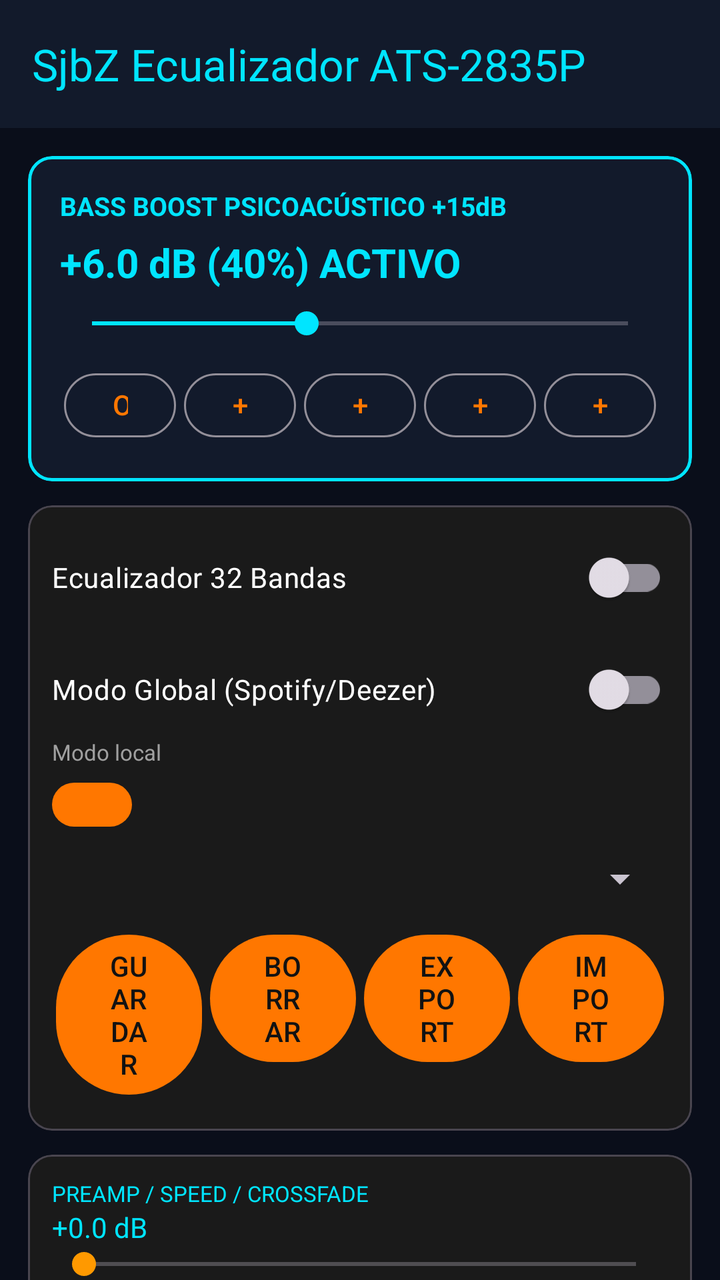
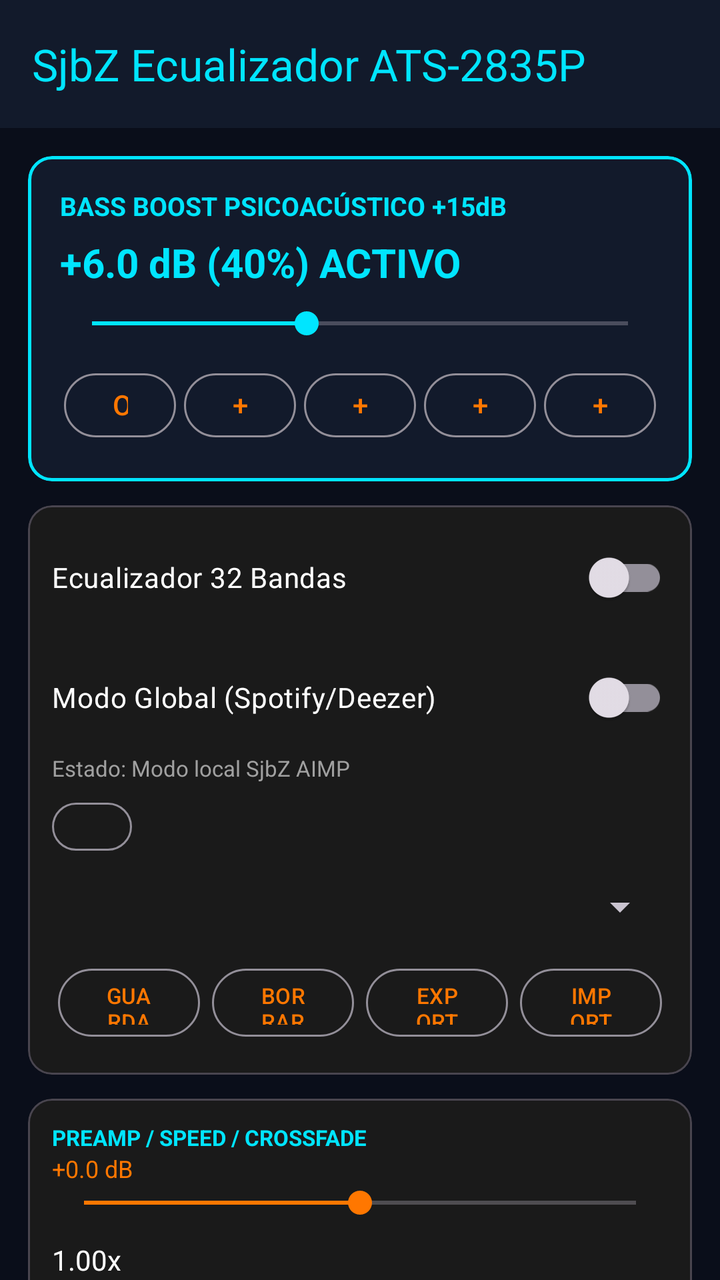

Screens rendered from an Android XML layout before and after an edit, with the pre-edit source and the edit as a unified diff.
<!-- AndroidManifest.xml: activity theme Theme.SjbZ -->
<!-- res/layout/activity_eq.xml -->
<?xml version="1.0" encoding="utf-8"?>
<androidx.coordinatorlayout.widget.CoordinatorLayout xmlns:android="http://schemas.android.com/apk/res/android"
    xmlns:app="http://schemas.android.com/apk/res-auto"
    android:layout_width="match_parent"
    android:layout_height="match_parent"
    android:background="#0A0E1A">

    <com.google.android.material.appbar.AppBarLayout
        android:layout_width="match_parent"
        android:layout_height="wrap_content">
        <androidx.appcompat.widget.Toolbar
            android:id="@+id/eqToolbar"
            android:layout_width="match_parent"
            android:layout_height="?attr/actionBarSize"
            android:background="#121A2B"
            app:title="SjbZ Ecualizador ATS-2835P"
            app:titleTextColor="#00E5FF"/>
    </com.google.android.material.appbar.AppBarLayout>

    <androidx.core.widget.NestedScrollView
        android:layout_width="match_parent"
        android:layout_height="match_parent"
        app:layout_behavior="@string/appbar_scrolling_view_behavior">

        <LinearLayout android:orientation="vertical" android:layout_width="match_parent" android:layout_height="wrap_content" android:padding="8dp">

            
            <com.google.android.material.card.MaterialCardView
                android:layout_width="match_parent" android:layout_height="wrap_content"
                android:layout_margin="6dp" app:cardCornerRadius="12dp"
                app:cardBackgroundColor="#121A2B" app:strokeColor="#00E5FF" app:strokeWidth="1.5dp">
                <LinearLayout android:orientation="vertical" android:padding="16dp" android:layout_width="match_parent" android:layout_height="wrap_content">
                    <TextView android:text="BASS BOOST PSICOACÚSTICO +15dB" android:textColor="#00E5FF" android:textStyle="bold" android:textSize="13sp" android:layout_width="wrap_content" android:layout_height="wrap_content"/>
                    <TextView android:id="@+id/tvBassBoostValue" android:text="+6.0 dB (40%) ACTIVO" android:textColor="#00E5FF" android:textSize="20sp" android:textStyle="bold" android:layout_marginTop="6dp" android:layout_width="wrap_content" android:layout_height="wrap_content"/>
                    <SeekBar android:id="@+id/seekBassBoost" android:max="1000" android:progress="400" android:layout_width="match_parent" android:layout_height="wrap_content" android:layout_marginTop="8dp" android:progressTint="#00E5FF" android:thumbTint="#00E5FF"/>
                    <LinearLayout android:orientation="horizontal" android:layout_width="match_parent" android:layout_height="wrap_content" android:layout_marginTop="10dp" android:weightSum="5">
                        <Button android:id="@+id/btnBassOff" android:text="OFF" style="@style/Widget.Material3.Button.OutlinedButton" android:layout_width="0dp" android:layout_weight="1" android:layout_height="40dp" android:layout_margin="2dp"/>
                        <Button android:id="@+id/btnBass3" android:text="+3" style="@style/Widget.Material3.Button.OutlinedButton" android:layout_width="0dp" android:layout_weight="1" android:layout_height="40dp" android:layout_margin="2dp"/>
                        <Button android:id="@+id/btnBass6" android:text="+6" style="@style/Widget.Material3.Button.OutlinedButton" android:layout_width="0dp" android:layout_weight="1" android:layout_height="40dp" android:layout_margin="2dp"/>
                        <Button android:id="@+id/btnBass9" android:text="+9" style="@style/Widget.Material3.Button.OutlinedButton" android:layout_width="0dp" android:layout_weight="1" android:layout_height="40dp" android:layout_margin="2dp"/>
                        <Button android:id="@+id/btnBass12" android:text="+12" style="@style/Widget.Material3.Button.OutlinedButton" android:layout_width="0dp" android:layout_weight="1" android:layout_height="40dp" android:layout_margin="2dp"/>
                    </LinearLayout>
                </LinearLayout>
            </com.google.android.material.card.MaterialCardView>

            
            <com.google.android.material.card.MaterialCardView android:layout_width="match_parent" android:layout_height="wrap_content" android:layout_margin="6dp" app:cardBackgroundColor="#1A1A1A">
                <LinearLayout android:orientation="vertical" android:padding="12dp" android:layout_width="match_parent" android:layout_height="wrap_content">
                    <androidx.appcompat.widget.SwitchCompat android:id="@+id/switchEqEnabled" android:text="Ecualizador 32 Bandas" android:textColor="#FFF" android:layout_width="match_parent" android:layout_height="wrap_content"/>
                    <androidx.appcompat.widget.SwitchCompat android:id="@+id/switchGlobalSystemEq" android:text="Modo Global (Spotify/Deezer)" android:textColor="#FFF" android:layout_width="match_parent" android:layout_height="wrap_content" android:layout_marginTop="8dp"/>
                    <TextView android:id="@+id/tvActiveSessionsStatus" android:text="Modo local" android:textColor="#A0A0A0" android:textSize="11sp" android:layout_width="match_parent" android:layout_height="wrap_content"/>
                    <Button android:id="@+id/btnGlobalHelp" android:text="?" android:layout_width="40dp" android:layout_height="30dp" android:layout_marginTop="4dp"/>
                    <Spinner android:id="@+id/spinnerPresets" android:layout_width="match_parent" android:layout_height="wrap_content" android:layout_marginTop="10dp"/>
                    <LinearLayout android:orientation="horizontal" android:layout_width="match_parent" android:layout_height="wrap_content" android:layout_marginTop="10dp">
                        <Button android:id="@+id/btnSavePreset" android:text="GUARDAR" android:layout_width="0dp" android:layout_weight="1" android:layout_height="wrap_content" android:layout_margin="2dp"/>
                        <Button android:id="@+id/btnDeletePreset" android:text="BORRAR" android:layout_width="0dp" android:layout_weight="1" android:layout_height="wrap_content" android:layout_margin="2dp"/>
                        <Button android:id="@+id/btnExportSjbz" android:text="EXPORT" android:layout_width="0dp" android:layout_weight="1" android:layout_height="wrap_content" android:layout_margin="2dp"/>
                        <Button android:id="@+id/btnImportSjbz" android:text="IMPORT" android:layout_width="0dp" android:layout_weight="1" android:layout_height="wrap_content" android:layout_margin="2dp"/>
                    </LinearLayout>
                </LinearLayout>
            </com.google.android.material.card.MaterialCardView>

            <com.google.android.material.card.MaterialCardView android:layout_width="match_parent" android:layout_height="wrap_content" android:layout_margin="6dp" app:cardBackgroundColor="#1A1A1A">
                <LinearLayout android:orientation="vertical" android:padding="12dp" android:layout_width="match_parent" android:layout_height="wrap_content">
                    <TextView android:text="PREAMP / SPEED / CROSSFADE" android:textColor="#00E5FF" android:textSize="11sp" android:layout_width="wrap_content" android:layout_height="wrap_content"/>
                    <TextView android:id="@+id/tvPreampValue" android:text="+0.0 dB" android:textColor="#00E5FF" android:layout_width="wrap_content" android:layout_height="wrap_content"/>
                    <SeekBar android:id="@+id/seekBarPreamp" android:max="240" android:layout_width="match_parent" android:layout_height="wrap_content"/>
                    <TextView android:id="@+id/tvSpeedValue" android:text="1.00x" android:textColor="#FFF" android:layout_marginTop="8dp" android:layout_width="wrap_content" android:layout_height="wrap_content"/>
                    <SeekBar android:id="@+id/seekBarSpeed" android:max="100" android:progress="50" android:layout_width="match_parent" android:layout_height="wrap_content"/>
                    <TextView android:id="@+id/tvCrossfadeValue" android:text="0s" android:textColor="#FFF" android:layout_marginTop="8dp" android:layout_width="wrap_content" android:layout_height="wrap_content"/>
                    <SeekBar android:id="@+id/seekBarCrossfade" android:max="12" android:layout_width="match_parent" android:layout_height="wrap_content"/>
                </LinearLayout>
            </com.google.android.material.card.MaterialCardView>

            <HorizontalScrollView android:layout_width="match_parent" android:layout_height="220dp" android:layout_margin="6dp" android:background="#1A1A1A">
                <LinearLayout android:id="@+id/container32Bands" android:orientation="horizontal" android:layout_width="wrap_content" android:layout_height="match_parent"/>
            </HorizontalScrollView>

            <com.google.android.material.card.MaterialCardView android:layout_width="match_parent" android:layout_height="wrap_content" android:layout_margin="6dp" app:cardBackgroundColor="#1A1A1A">
                <LinearLayout android:orientation="vertical" android:padding="12dp" android:layout_width="match_parent" android:layout_height="wrap_content">
                    <androidx.appcompat.widget.SwitchCompat android:id="@+id/switchMdrcEnabled" android:text="MDRC Dinámica" android:textColor="#FFF" android:layout_width="match_parent" android:layout_height="wrap_content"/>
                    <TextView android:id="@+id/tvMdrcGainSub" android:text="+0.0 dB" android:textColor="#00E5FF" android:layout_marginTop="8dp" android:layout_width="wrap_content" android:layout_height="wrap_content"/><SeekBar android:id="@+id/sbMdrcGainSub" android:max="240" android:layout_width="match_parent" android:layout_height="wrap_content"/>
                    <TextView android:id="@+id/tvMdrcGainLow" android:text="+0.0 dB" android:textColor="#00E5FF" android:layout_width="wrap_content" android:layout_height="wrap_content"/><SeekBar android:id="@+id/sbMdrcGainLow" android:max="240" android:layout_width="match_parent" android:layout_height="wrap_content"/>
                    <TextView android:id="@+id/tvMdrcGainMid" android:text="+0.0 dB" android:textColor="#00E5FF" android:layout_width="wrap_content" android:layout_height="wrap_content"/><SeekBar android:id="@+id/sbMdrcGainMid" android:max="240" android:layout_width="match_parent" android:layout_height="wrap_content"/>
                    <TextView android:id="@+id/tvMdrcGainHigh" android:text="+0.0 dB" android:textColor="#00E5FF" android:layout_width="wrap_content" android:layout_height="wrap_content"/><SeekBar android:id="@+id/sbMdrcGainHigh" android:max="240" android:layout_width="match_parent" android:layout_height="wrap_content"/>
                    <TextView android:id="@+id/tvMdrcGainAir" android:text="+0.0 dB" android:textColor="#00E5FF" android:layout_width="wrap_content" android:layout_height="wrap_content"/><SeekBar android:id="@+id/sbMdrcGainAir" android:max="240" android:layout_width="match_parent" android:layout_height="wrap_content"/>
                </LinearLayout>
            </com.google.android.material.card.MaterialCardView>

        </LinearLayout>
    </androidx.core.widget.NestedScrollView>
</androidx.coordinatorlayout.widget.CoordinatorLayout>
<!-- resources referenced by this layout -->
<resources>
  <style name="Theme.SjbZ" parent="Theme.Material3.Dark.NoActionBar">
          <item name="colorPrimary">@color/aimp_orange</item>
          <item name="colorPrimaryVariant">@color/aimp_orange_dark</item>
          <item name="colorOnPrimary">@color/aimp_black</item>
          <item name="colorSecondary">@color/aimp_orange_light</item>
          <item name="android:statusBarColor">@color/aimp_black</item>
          <item name="android:navigationBarColor">@color/aimp_black</item>
          <item name="android:windowBackground">@color/aimp_black</item>
      </style>
  <color name="aimp_orange">#FF7700</color>
  <color name="aimp_orange_dark">#E66700</color>
  <color name="aimp_black">#121212</color>
  <color name="aimp_orange_light">#FF9900</color>
</resources>

<!-- the commit's change to res/layout/activity_eq.xml (unified diff, before → after) -->
@@ -44,46 +44,57 @@
             </com.google.android.material.card.MaterialCardView>
 
             
-            <com.google.android.material.card.MaterialCardView android:layout_width="match_parent" android:layout_height="wrap_content" android:layout_margin="6dp" app:cardBackgroundColor="#1A1A1A">
+            <com.google.android.material.card.MaterialCardView android:layout_width="match_parent" android:layout_height="wrap_content" android:layout_margin="6dp" app:cardCornerRadius="12dp" app:cardBackgroundColor="#1A1A1A">
                 <LinearLayout android:orientation="vertical" android:padding="12dp" android:layout_width="match_parent" android:layout_height="wrap_content">
                     <androidx.appcompat.widget.SwitchCompat android:id="@+id/switchEqEnabled" android:text="Ecualizador 32 Bandas" android:textColor="#FFF" android:layout_width="match_parent" android:layout_height="wrap_content"/>
-                    <androidx.appcompat.widget.SwitchCompat android:id="@+id/switchGlobalSystemEq" android:text="Modo Global (Spotify/Deezer)" android:textColor="#FFF" android:layout_width="match_parent" android:layout_height="wrap_content" android:layout_marginTop="8dp"/>
-                    <TextView android:id="@+id/tvActiveSessionsStatus" android:text="Modo local" android:textColor="#A0A0A0" android:textSize="11sp" android:layout_width="match_parent" android:layout_height="wrap_content"/>
-                    <Button android:id="@+id/btnGlobalHelp" android:text="?" android:layout_width="40dp" android:layout_height="30dp" android:layout_marginTop="4dp"/>
-                    <Spinner android:id="@+id/spinnerPresets" android:layout_width="match_parent" android:layout_height="wrap_content" android:layout_marginTop="10dp"/>
-                    <LinearLayout android:orientation="horizontal" android:layout_width="match_parent" android:layout_height="wrap_content" android:layout_marginTop="10dp">
-                        <Button android:id="@+id/btnSavePreset" android:text="GUARDAR" android:layout_width="0dp" android:layout_weight="1" android:layout_height="wrap_content" android:layout_margin="2dp"/>
-                        <Button android:id="@+id/btnDeletePreset" android:text="BORRAR" android:layout_width="0dp" android:layout_weight="1" android:layout_height="wrap_content" android:layout_margin="2dp"/>
-                        <Button android:id="@+id/btnExportSjbz" android:text="EXPORT" android:layout_width="0dp" android:layout_weight="1" android:layout_height="wrap_content" android:layout_margin="2dp"/>
-                        <Button android:id="@+id/btnImportSjbz" android:text="IMPORT" android:layout_width="0dp" android:layout_weight="1" android:layout_height="wrap_content" android:layout_margin="2dp"/>
+                    <androidx.appcompat.widget.SwitchCompat android:id="@+id/switchGlobalSystemEq" android:text="Modo Global (Spotify/Deezer)" android:textColor="#FFF" android:layout_width="match_parent" android:layout_height="wrap_content" android:layout_marginTop="12dp"/>
+                    <TextView android:id="@+id/tvActiveSessionsStatus" android:text="Estado: Modo local SjbZ AIMP" android:textColor="#A0A0A0" android:textSize="11sp" android:layout_width="match_parent" android:layout_height="wrap_content" android:layout_marginTop="4dp"/>
+                    <Button android:id="@+id/btnGlobalHelp" android:text="?" android:layout_width="40dp" android:layout_height="32dp" android:layout_marginTop="6dp" style="@style/Widget.Material3.Button.OutlinedButton"/>
+                    <Spinner android:id="@+id/spinnerPresets" android:layout_width="match_parent" android:layout_height="wrap_content" android:layout_marginTop="12dp"/>
+                    
+                    <LinearLayout android:orientation="horizontal" android:layout_width="match_parent" android:layout_height="wrap_content" android:layout_marginTop="12dp">
+                        <Button android:id="@+id/btnSavePreset" android:text="GUARDAR" style="@style/Widget.Material3.Button.OutlinedButton" android:textSize="11sp" android:layout_width="0dp" android:layout_weight="1" android:layout_height="42dp" android:layout_margin="3dp"/>
+                        <Button android:id="@+id/btnDeletePreset" android:text="BORRAR" style="@style/Widget.Material3.Button.OutlinedButton" android:textSize="11sp" android:layout_width="0dp" android:layout_weight="1" android:layout_height="42dp" android:layout_margin="3dp"/>
+                        <Button android:id="@+id/btnExportSjbz" android:text="EXPORT" style="@style/Widget.Material3.Button.OutlinedButton" android:textSize="11sp" android:layout_width="0dp" android:layout_weight="1" android:layout_height="42dp" android:layout_margin="3dp"/>
+                        <Button android:id="@+id/btnImportSjbz" android:text="IMPORT" style="@style/Widget.Material3.Button.OutlinedButton" android:textSize="11sp" android:layout_width="0dp" android:layout_weight="1" android:layout_height="42dp" android:layout_margin="3dp"/>
                     </LinearLayout>
                 </LinearLayout>
             </com.google.android.material.card.MaterialCardView>
 
-            <com.google.android.material.card.MaterialCardView android:layout_width="match_parent" android:layout_height="wrap_content" android:layout_margin="6dp" app:cardBackgroundColor="#1A1A1A">
+            <com.google.android.material.card.MaterialCardView android:layout_width="match_parent" android:layout_height="wrap_content" android:layout_margin="6dp" app:cardCornerRadius="12dp" app:cardBackgroundColor="#1A1A1A">
                 <LinearLayout android:orientation="vertical" android:padding="12dp" android:layout_width="match_parent" android:layout_height="wrap_content">
-                    <TextView android:text="PREAMP / SPEED / CROSSFADE" android:textColor="#00E5FF" android:textSize="11sp" android:layout_width="wrap_content" android:layout_height="wrap_content"/>
-                    <TextView android:id="@+id/tvPreampValue" android:text="+0.0 dB" android:textColor="#00E5FF" android:layout_width="wrap_content" android:layout_height="wrap_content"/>
-                    <SeekBar android:id="@+id/seekBarPreamp" android:max="240" android:layout_width="match_parent" android:layout_height="wrap_content"/>
-                    <TextView android:id="@+id/tvSpeedValue" android:text="1.00x" android:textColor="#FFF" android:layout_marginTop="8dp" android:layout_width="wrap_content" android:layout_height="wrap_content"/>
-                    <SeekBar android:id="@+id/seekBarSpeed" android:max="100" android:progress="50" android:layout_width="match_parent" android:layout_height="wrap_content"/>
-                    <TextView android:id="@+id/tvCrossfadeValue" android:text="0s" android:textColor="#FFF" android:layout_marginTop="8dp" android:layout_width="wrap_content" android:layout_height="wrap_content"/>
-                    <SeekBar android:id="@+id/seekBarCrossfade" android:max="12" android:layout_width="match_parent" android:layout_height="wrap_content"/>
+                    <TextView android:text="PREAMP / SPEED / CROSSFADE" android:textColor="#00E5FF" android:textSize="11sp" android:textStyle="bold" android:layout_width="wrap_content" android:layout_height="wrap_content"/>
+                    <TextView android:id="@+id/tvPreampValue" android:text="+0.0 dB" android:textColor="#FF7700" android:textSize="12sp" android:layout_width="wrap_content" android:layout_height="wrap_content"/>
+                    <SeekBar android:id="@+id/seekBarPreamp" android:max="240" android:progress="120" android:layout_width="match_parent" android:layout_height="wrap_content" android:progressTint="#FF7700" android:thumbTint="#FF7700"/>
+                    <TextView android:id="@+id/tvSpeedValue" android:text="1.00x" android:textColor="#FFF" android:layout_marginTop="10dp" android:layout_width="wrap_content" android:layout_height="wrap_content"/>
+                    <SeekBar android:id="@+id/seekBarSpeed" android:max="100" android:progress="50" android:layout_width="match_parent" android:layout_height="wrap_content" android:progressTint="#FF7700" android:thumbTint="#FF7700"/>
+                    <TextView android:id="@+id/tvCrossfadeValue" android:text="0s" android:textColor="#FFF" android:layout_marginTop="10dp" android:layout_width="wrap_content" android:layout_height="wrap_content"/>
+                    <SeekBar android:id="@+id/seekBarCrossfade" android:max="12" android:layout_width="match_parent" android:layout_height="wrap_content" android:progressTint="#FF7700" android:thumbTint="#FF7700"/>
                 </LinearLayout>
             </com.google.android.material.card.MaterialCardView>
 
-            <HorizontalScrollView android:layout_width="match_parent" android:layout_height="220dp" android:layout_margin="6dp" android:background="#1A1A1A">
-                <LinearLayout android:id="@+id/container32Bands" android:orientation="horizontal" android:layout_width="wrap_content" android:layout_height="match_parent"/>
-            </HorizontalScrollView>
+            
+            <com.google.android.material.card.MaterialCardView android:layout_width="match_parent" android:layout_height="wrap_content" android:layout_margin="6dp" app:cardCornerRadius="12dp" app:cardBackgroundColor="#1A1A1A">
+                <HorizontalScrollView 
+                    android:id="@+id/hsvBands"
+                    android:layout_width="match_parent" 
+                    android:layout_height="400dp"
+                    android:layerType="software"
+                    android:clipChildren="false"
+                    android:fillViewport="true"
+                    android:scrollbars="none">
+                    <LinearLayout android:id="@+id/container32Bands" android:orientation="horizontal" android:layout_width="wrap_content" android:layout_height="match_parent" android:gravity="bottom"/>
+                </HorizontalScrollView>
+            </com.google.android.material.card.MaterialCardView>
 
-            <com.google.android.material.card.MaterialCardView android:layout_width="match_parent" android:layout_height="wrap_content" android:layout_margin="6dp" app:cardBackgroundColor="#1A1A1A">
+            <com.google.android.material.card.MaterialCardView android:layout_width="match_parent" android:layout_height="wrap_content" android:layout_margin="6dp" app:cardCornerRadius="12dp" app:cardBackgroundColor="#1A1A1A">
                 <LinearLayout android:orientation="vertical" android:padding="12dp" android:layout_width="match_parent" android:layout_height="wrap_content">
                     <androidx.appcompat.widget.SwitchCompat android:id="@+id/switchMdrcEnabled" android:text="MDRC Dinámica" android:textColor="#FFF" android:layout_width="match_parent" android:layout_height="wrap_content"/>
-                    <TextView android:id="@+id/tvMdrcGainSub" android:text="+0.0 dB" android:textColor="#00E5FF" android:layout_marginTop="8dp" android:layout_width="wrap_content" android:layout_height="wrap_content"/><SeekBar android:id="@+id/sbMdrcGainSub" android:max="240" android:layout_width="match_parent" android:layout_height="wrap_content"/>
-                    <TextView android:id="@+id/tvMdrcGainLow" android:text="+0.0 dB" android:textColor="#00E5FF" android:layout_width="wrap_content" android:layout_height="wrap_content"/><SeekBar android:id="@+id/sbMdrcGainLow" android:max="240" android:layout_width="match_parent" android:layout_height="wrap_content"/>
-                    <TextView android:id="@+id/tvMdrcGainMid" android:text="+0.0 dB" android:textColor="#00E5FF" android:layout_width="wrap_content" android:layout_height="wrap_content"/><SeekBar android:id="@+id/sbMdrcGainMid" android:max="240" android:layout_width="match_parent" android:layout_height="wrap_content"/>
-                    <TextView android:id="@+id/tvMdrcGainHigh" android:text="+0.0 dB" android:textColor="#00E5FF" android:layout_width="wrap_content" android:layout_height="wrap_content"/><SeekBar android:id="@+id/sbMdrcGainHigh" android:max="240" android:layout_width="match_parent" android:layout_height="wrap_content"/>
-                    <TextView android:id="@+id/tvMdrcGainAir" android:text="+0.0 dB" android:textColor="#00E5FF" android:layout_width="wrap_content" android:layout_height="wrap_content"/><SeekBar android:id="@+id/sbMdrcGainAir" android:max="240" android:layout_width="match_parent" android:layout_height="wrap_content"/>
+                    <TextView android:id="@+id/tvMdrcGainSub" android:text="+0.0 dB" android:textColor="#00E5FF" android:layout_marginTop="10dp" android:layout_width="wrap_content" android:layout_height="wrap_content"/><SeekBar android:id="@+id/sbMdrcGainSub" android:max="240" android:progress="120" android:layout_width="match_parent" android:layout_height="wrap_content" android:progressTint="#00E5FF" android:thumbTint="#00E5FF"/>
+                    <TextView android:id="@+id/tvMdrcGainLow" android:text="+0.0 dB" android:textColor="#00E5FF" android:layout_width="wrap_content" android:layout_height="wrap_content"/><SeekBar android:id="@+id/sbMdrcGainLow" android:max="240" android:progress="120" android:layout_width="match_parent" android:layout_height="wrap_content" android:progressTint="#00E5FF" android:thumbTint="#00E5FF"/>
+                    <TextView android:id="@+id/tvMdrcGainMid" android:text="+0.0 dB" android:textColor="#00E5FF" android:layout_width="wrap_content" android:layout_height="wrap_content"/><SeekBar android:id="@+id/sbMdrcGainMid" android:max="240" android:progress="120" android:layout_width="match_parent" android:layout_height="wrap_content" android:progressTint="#00E5FF" android:thumbTint="#00E5FF"/>
+                    <TextView android:id="@+id/tvMdrcGainHigh" android:text="+0.0 dB" android:textColor="#00E5FF" android:layout_width="wrap_content" android:layout_height="wrap_content"/><SeekBar android:id="@+id/sbMdrcGainHigh" android:max="240" android:progress="120" android:layout_width="match_parent" android:layout_height="wrap_content" android:progressTint="#00E5FF" android:thumbTint="#00E5FF"/>
+                    <TextView android:id="@+id/tvMdrcGainAir" android:text="+0.0 dB" android:textColor="#00E5FF" android:layout_width="wrap_content" android:layout_height="wrap_content"/><SeekBar android:id="@+id/sbMdrcGainAir" android:max="240" android:progress="120" android:layout_width="match_parent" android:layout_height="wrap_content" android:progressTint="#00E5FF" android:thumbTint="#00E5FF"/>
                 </LinearLayout>
             </com.google.android.material.card.MaterialCardView>
 
